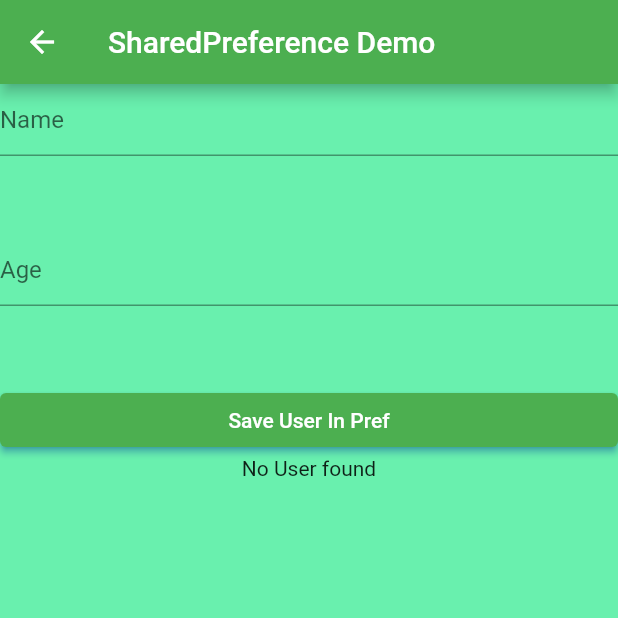
After one commit to arunkumarchauhan/flutter_training_neosoft, a Flutter app: the LocalDbDemoScreen screen opened by its route, after a tap on "SHARED_PREFERENCE_DEMO_SCREEN", on a phone screen of 412 x 824 dp, the top half of it. The commit adds this screen. Run offline on Flutter 3.47's test engine with Material 2 defaults, Android fonts, the phone set to English and light mode, and no system bars; our stand-ins replace backdrop, drift, hive, hive_flutter, shared_preferences, sqflite; accounts and stored records are empty; generated files the repository leaves out were written again.

Commit message:
Shared Preference Demo done

```diff
--- /dev/null
+++ b/lib/models/db_demo/user_model.dart
@@ -0,0 +1,17 @@
+import 'dart:convert';
+
+class User {
+  int? id;
+  String? name;
+  int? age;
+  User({this.id = 0, required this.name, required this.age});
+  factory User.fromJson(Map<String, dynamic> json) =>
+      User(id: 0, name: json["name"]!, age: json["age"]!);
+
+  Map<String, dynamic> toJson() =>
+      {"id": this.id!, "name": this.name!, "age": this.age};
+  String toJsonString() => jsonEncode(this.toJson());
+
+  factory User.fromJsonString(String userString) =>
+      User.fromJson(jsonDecode(userString));
+}
--- /dev/null
+++ b/lib/screens/local_db_demo/local_db_demo.dart
@@ -0,0 +1,28 @@
+import 'package:flutter/material.dart';
+import 'package:training/screens/local_db_demo/hive_demo_screen.dart';
+import 'package:training/screens/local_db_demo/mooor_demo_screen.dart';
+import 'package:training/screens/local_db_demo/sharedpreference_demo_screen.dart';
+import 'package:training/screens/local_db_demo/sqflite_demo_screen.dart';
+import 'package:training/screens/selection_screen.dart';
+
+class LocalDbDemoScreen extends StatelessWidget {
+  static const String url = "LOCAL_DB_DEMO_SCREEN";
+  const LocalDbDemoScreen({Key? key}) : super(key: key);
+
+  @override
+  Widget build(BuildContext context) {
+    return Scaffold(
+      appBar: AppBar(
+        title: Text("Local DB Demo"),
+      ),
+      body: ListView(
+        children: const [
+          ScreenSelectionButton(url: SqfliteDemoScreen.url),
+          ScreenSelectionButton(url: MoorDemoScreen.url),
+          ScreenSelectionButton(url: HiveDemoScreen.url),
+          ScreenSelectionButton(url: SharedPreferenceDemo.url),
+        ],
+      ),
+    );
+  }
+}
--- /dev/null
+++ b/lib/screens/local_db_demo/sharedpreference_demo_screen.dart
@@ -0,0 +1,91 @@
+import 'package:flutter/material.dart';
+import 'package:shared_preferences/shared_preferences.dart';
+import 'package:training/models/db_demo/user_model.dart';
+import 'package:training/screens/navigator/widgets/build_elevated_button.dart';
+
+class SharedPreferenceDemo extends StatefulWidget {
+  const SharedPreferenceDemo({Key? key}) : super(key: key);
+  static const String url = "SHARED_PREFERENCE_DEMO_SCREEN";
+  @override
+  State<SharedPreferenceDemo> createState() => _SharedPreferenceDemoState();
+}
+
+class _SharedPreferenceDemoState extends State<SharedPreferenceDemo> {
+  TextEditingController _nameController = TextEditingController();
+  TextEditingController _ageController = TextEditingController();
+  @override
+  void initState() {
+    super.initState();
+    // SharedPreferences.setMockInitialValues({});
+  }
+
+  @override
+  Widget build(BuildContext context) {
+    return Scaffold(
+      appBar: AppBar(
+        title: Text("SharedPreference Demo"),
+      ),
+      body: SingleChildScrollView(
+        child: Column(
+          children: [
+            SizedBox(
+                height: 100,
+                child: TextField(
+                  controller: _nameController,
+                  decoration: InputDecoration(hintText: "Name"),
+                )),
+            SizedBox(
+                height: 100,
+                child: TextField(
+                  keyboardType: TextInputType.number,
+                  controller: _ageController,
+                  decoration: InputDecoration(hintText: "Age"),
+                )),
+            buildElevatedButton("Save User In Pref", () async {
+              final prefs = await SharedPreferences.getInstance();
+              prefs.setString(
+                  "user",
+                  User(
+                          id: 0,
+                          name: _nameController.text,
+                          age: int.tryParse(_ageController.text) ?? 10)
+                      .toJsonString());
+              User user =
+                  await User.fromJsonString(await prefs.getString("user")!);
+              _ageController.clear();
+              _nameController.clear();
+              setState(() {});
+            }),
+            FutureBuilder<User?>(
+                future: getUser(),
+                builder: (context, snapshot) {
+                  print(snapshot.data);
+                  if (snapshot.hasData && snapshot.data != null) {
+                    User user = snapshot.data!;
+                    return Column(
+                      children: [
+                        const Text("Selected User"),
+                        Text("Name : ${user.name}"),
+                        Text("AGE : ${user.age}"),
+                        Text("ID : ${user.id}")
+                      ],
+                    );
+                  }
+                  return const Text("No User found");
+                })
+          ],
+        ),
+      ),
+    );
+  }
+
+  Future<User?> getUser() async {
+    final pref = await SharedPreferences.getInstance();
+    String? userString = pref.getString("user");
+    print("Users : ${userString}");
+    if (userString != null) {
+      return User.fromJsonString(userString);
+    }
+    return null;
+  }
+}
--- a/lib/screens/selection_screen.dart
+++ b/lib/screens/selection_screen.dart
@@ -5,6 +5,7 @@ import 'package:training/provider/theme_manager_provider.dart';
 import 'package:training/screens/build_custom_layout/flutter_layout_demo_screen.dart';
 import 'package:training/screens/build_your_own_widget/category.dart';
 import 'package:training/screens/lifecycle/lifecycle.dart';
+import 'package:training/screens/local_db_demo/local_db_demo.dart';
 import 'package:training/screens/navigator/navigate_first_screen.dart';
 import 'package:training/screens/networking/networking_demo.dart';
 import 'package:training/screens/responsive/responsive_demo.dart';
@@ -44,6 +45,9 @@ class SelectionScreen extends StatelessWidget {
               ),
               ScreenSelectionButton(
                 url: NetworkingDemo.url,
+              ),
+              ScreenSelectionButton(
+                url: LocalDbDemoScreen.url,
               )
             ],
           ),
```
Also changed, not shown: lib/main.dart (+38 -25 lines), lib/models/db_demo/hive_note.dart (added, +12 -0 lines), lib/models/db_demo/moor_db.dart (added, +46 -0 lines), lib/models/db_demo/notes.dart (added, +89 -0 lines), lib/screens/local_db_demo/hive_demo_screen.dart (added, +82 -0 lines), lib/screens/local_db_demo/mooor_demo_screen.dart (added, +89 -0 lines), lib/screens/local_db_demo/sqflite_demo_screen.dart (added, +96 -0 lines), pubspec.yaml (+11 -0 lines), lib/models/db_demo/hive_note.g.dart (added), lib/models/db_demo/moor_db.g.dart (added), pubspec.lock, 11 other files.
